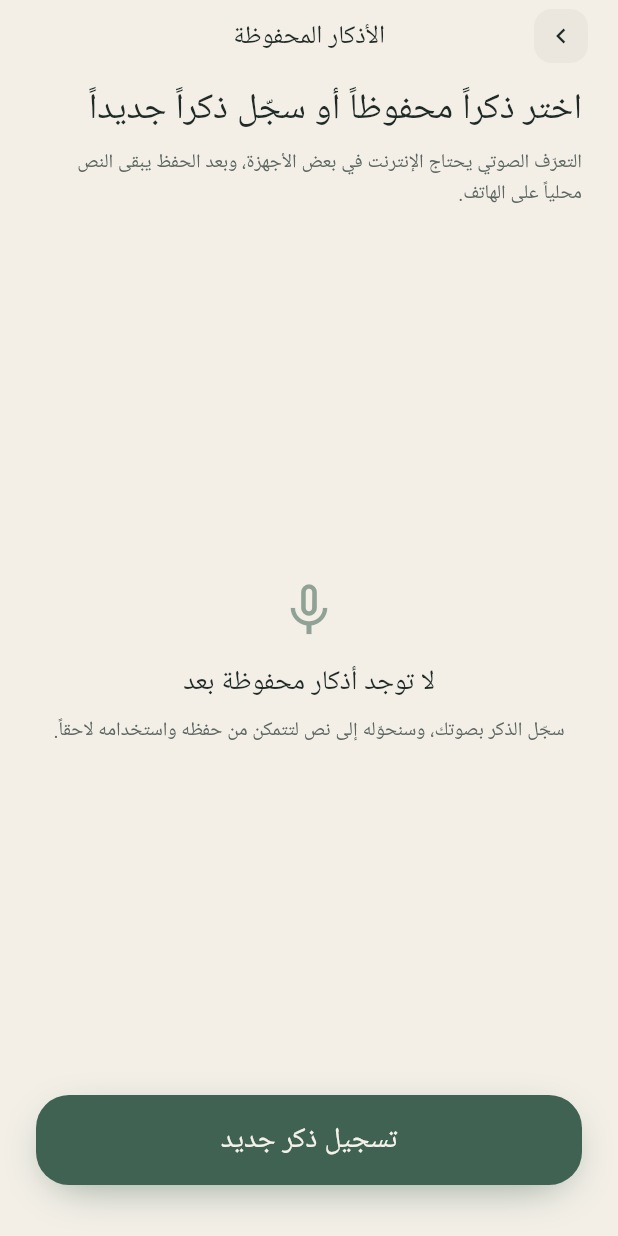
After one commit to arwasiari13/Dikri, a Flutter app: the DhikrLibraryScreen screen opened directly, on a phone screen of 412 x 824 dp. The commit adds this screen. Run offline on Flutter 3.47's test engine with Material 3 defaults, Android fonts, the phone set to English and light mode, and no system bars; our stand-ins replace shared_preferences, speech_to_text; accounts and stored records are empty.

Commit message:
Add voice recognition for saved dhikr

```diff
--- /dev/null
+++ b/flutter/lib/models/saved_dhikr.dart
@@ -0,0 +1,33 @@
+import 'dart:convert';
+
+class SavedDhikr {
+  final String id;
+  final String text;
+  final DateTime createdAt;
+
+  const SavedDhikr({
+    required this.id,
+    required this.text,
+    required this.createdAt,
+  });
+
+  Map<String, dynamic> toJson() => {
+        'id': id,
+        'text': text,
+        'createdAt': createdAt.toIso8601String(),
+      };
+
+  String encode() => jsonEncode(toJson());
+
+  factory SavedDhikr.fromJson(Map<String, dynamic> json) {
+    return SavedDhikr(
+      id: json['id'] as String,
+      text: json['text'] as String,
+      createdAt: DateTime.parse(json['createdAt'] as String),
+    );
+  }
+
+  factory SavedDhikr.decode(String value) {
+    return SavedDhikr.fromJson(jsonDecode(value) as Map<String, dynamic>);
+  }
+}
--- a/flutter/lib/models/session_record.dart
+++ b/flutter/lib/models/session_record.dart
@@ -4,11 +4,13 @@ class SessionRecord {
   final DateTime date;
   final int target;
   final int completed;
+  final String? dhikrText;
 
   const SessionRecord({
     required this.date,
     required this.target,
     required this.completed,
+    this.dhikrText,
   });
 
   bool get isComplete => completed >= target;
@@ -18,6 +20,7 @@ class SessionRecord {
         'date': date.toIso8601String(),
         'target': target,
         'completed': completed,
+        if (dhikrText != null && dhikrText!.isNotEmpty) 'dhikrText': dhikrText,
       };
 
   String encode() => jsonEncode(toJson());
@@ -27,6 +30,7 @@ class SessionRecord {
       date: DateTime.parse(json['date'] as String),
       target: (json['target'] as num).toInt(),
       completed: (json['completed'] as num).toInt(),
+      dhikrText: json['dhikrText'] as String?,
     );
   }
 
--- /dev/null
+++ b/flutter/lib/screens/dhikr_library_screen.dart
@@ -0,0 +1,226 @@
+import 'package:flutter/material.dart';
+
+import '../models/saved_dhikr.dart';
+import '../repositories/saved_dhikr_store.dart';
+import '../theme.dart';
+import '../utils.dart';
+import '../widgets/primary_button.dart';
+import '../widgets/top_bar.dart';
+import 'record_screen.dart';
+import 'repetition_screen.dart';
+
+class DhikrLibraryScreen extends StatefulWidget {
+  const DhikrLibraryScreen({super.key});
+
+  @override
+  State<DhikrLibraryScreen> createState() => _DhikrLibraryScreenState();
+}
+
+class _DhikrLibraryScreenState extends State<DhikrLibraryScreen> {
+  final _store = SavedDhikrStore();
+  late Future<List<SavedDhikr>> _dhikrsFuture = _store.load();
+
+  void _reload() {
+    setState(() => _dhikrsFuture = _store.load());
+  }
+
+  Future<void> _delete(SavedDhikr dhikr) async {
+    await _store.remove(dhikr.id);
+    if (mounted) _reload();
+  }
+
+  @override
+  Widget build(BuildContext context) {
+    return Scaffold(
+      backgroundColor: AppColors.bg,
+      body: SafeArea(
+        child: Column(
+          crossAxisAlignment: CrossAxisAlignment.start,
+          children: [
+            const TopBar(title: 'الأذكار المحفوظة'),
+            Padding(
+              padding: const EdgeInsets.fromLTRB(24, 8, 24, 14),
+              child: Column(
+                crossAxisAlignment: CrossAxisAlignment.start,
+                children: [
+                  Text(
+                    'اختر ذكراً محفوظاً أو سجّل ذكراً جديداً',
+                    style: AppFonts.kufi(
+                      size: 24,
+                      weight: FontWeight.w500,
+                      height: 1.35,
+                    ),
+                  ),
+                  const SizedBox(height: 8),
+                  Text(
+                    'التعرّف الصوتي يحتاج الإنترنت في بعض الأجهزة، وبعد الحفظ يبقى النص محلياً على الهاتف.',
+                    style: AppFonts.arabic(
+                      size: 13,
+                      color: AppColors.ink2,
+                      height: 1.55,
+                    ),
+                  ),
+                ],
+              ),
+            ),
+            Expanded(
+              child: FutureBuilder<List<SavedDhikr>>(
+                future: _dhikrsFuture,
+                builder: (context, snapshot) {
+                  final dhikrs = snapshot.data ?? const <SavedDhikr>[];
+                  if (snapshot.connectionState == ConnectionState.waiting) {
+                    return const Center(
+                      child: CircularProgressIndicator(color: AppColors.sage),
+                    );
+                  }
+                  if (dhikrs.isEmpty) return const _EmptySavedDhikrs();
+
+                  return ListView.separated(
+                    padding: const EdgeInsets.fromLTRB(20, 0, 20, 20),
+                    itemCount: dhikrs.length,
+                    separatorBuilder: (_, __) => const SizedBox(height: 10),
+                    itemBuilder: (context, index) {
+                      final dhikr = dhikrs[index];
+                      return _SavedDhikrCard(
+                        dhikr: dhikr,
+                        onUse: () => Navigator.push(
+                          context,
+                          MaterialPageRoute(
+                            builder: (_) => RepetitionScreen(
+                              recordedDuration: 3,
+                              dhikrText: dhikr.text,
+                            ),
+                          ),
+                        ),
+                        onDelete: () => _delete(dhikr),
+                      );
+                    },
+                  );
+                },
+              ),
+            ),
+            Padding(
+              padding: const EdgeInsets.fromLTRB(24, 0, 24, 34),
+              child: PrimaryButton(
+                label: 'تسجيل ذكر جديد',
+                onTap: () async {
+                  await Navigator.push(
+                    context,
+                    MaterialPageRoute(builder: (_) => const RecordScreen()),
+                  );
+                  if (mounted) _reload();
+                },
+              ),
+            ),
+          ],
+        ),
+      ),
+    );
+  }
+}
+
+class _SavedDhikrCard extends StatelessWidget {
+  final SavedDhikr dhikr;
+  final VoidCallback onUse;
+  final VoidCallback onDelete;
+
+  const _SavedDhikrCard({
+    required this.dhikr,
+    required this.onUse,
+    required this.onDelete,
+  });
+
+  @override
+  Widget build(BuildContext context) {
+    return Container(
+      padding: const EdgeInsets.all(16),
+      decoration: BoxDecoration(
+        color: AppColors.card,
+        borderRadius: BorderRadius.circular(18),
+        border: Border.all(color: AppColors.line),
+      ),
+      child: Column(
+        crossAxisAlignment: CrossAxisAlignment.start,
+        children: [
+          Text(
+            dhikr.text,
+            maxLines: 3,
+            overflow: TextOverflow.ellipsis,
+            style: AppFonts.arabic(
+              size: 16,
+              weight: FontWeight.w500,
+              height: 1.55,
+            ),
+          ),
+          const SizedBox(height: 12),
+          Row(
+            children: [
+              Expanded(
+                child: Text(
+                  '${toArabic(dhikr.createdAt.day)}/${toArabic(dhikr.createdAt.month)}',
+                  style: AppFonts.arabic(size: 12, color: AppColors.ink3),
+                ),
+              ),
+              IconButton(
+                tooltip: 'حذف',
+                onPressed: onDelete,
+                icon: const Icon(Icons.delete_outline, size: 20),
+                color: AppColors.ink3,
+              ),
+              TextButton(
+                onPressed: onUse,
+                child: Text(
+                  'استخدام',
+                  style: AppFonts.kufi(
+                    size: 13,
+                    color: AppColors.sage,
+                    weight: FontWeight.w500,
+                  ),
+                ),
+              ),
+            ],
+          ),
+        ],
+      ),
+    );
+  }
+}
+
+class _EmptySavedDhikrs extends StatelessWidget {
+  const _EmptySavedDhikrs();
+
+  @override
+  Widget build(BuildContext context) {
+    return Center(
+      child: Padding(
+        padding: const EdgeInsets.symmetric(horizontal: 34),
+        child: Column(
+          mainAxisSize: MainAxisSize.min,
+          children: [
+            Icon(
+              Icons.mic_none,
+              color: AppColors.sage.withOpacity(0.55),
+              size: 42,
+            ),
+            const SizedBox(height: 14),
+            Text(
+              'لا توجد أذكار محفوظة بعد',
+              textAlign: TextAlign.center,
+              style: AppFonts.kufi(size: 18, weight: FontWeight.w500),
+            ),
+            const SizedBox(height: 8),
+            Text(
+              'سجّل الذكر بصوتك، وسنحوّله إلى نص لتتمكن من حفظه واستخدامه لاحقاً.',
+              textAlign: TextAlign.center,
+              style: AppFonts.arabic(
+                size: 13,
+                color: AppColors.ink2,
+                height: 1.6,
+              ),
+            ),
+          ],
+        ),
+      ),
+    );
+  }
+}
--- a/flutter/lib/screens/ready_screen.dart
+++ b/flutter/lib/screens/ready_screen.dart
@@ -7,11 +7,13 @@ import 'session_screen.dart';
 class ReadyScreen extends StatelessWidget {
   final int total;
   final double recordedDuration;
+  final String? dhikrText;
 
   const ReadyScreen({
     super.key,
     required this.total,
     required this.recordedDuration,
+    this.dhikrText,
   });
 
   @override
@@ -155,6 +157,7 @@ class ReadyScreen extends StatelessWidget {
                     builder: (_) => SessionScreen(
                       total: total,
                       recordedDuration: recordedDuration,
+                      dhikrText: dhikrText,
                     ),
                   ),
                 ),
--- a/flutter/lib/screens/session_screen.dart
+++ b/flutter/lib/screens/session_screen.dart
@@ -12,11 +12,13 @@ import 'history_screen.dart';
 class SessionScreen extends StatefulWidget {
   final int total;
   final double recordedDuration;
+  final String? dhikrText;
 
   const SessionScreen({
     super.key,
     required this.total,
     required this.recordedDuration,
+    this.dhikrText,
   });
 
   @override
@@ -98,6 +100,7 @@ class _SessionScreenState extends State<SessionScreen>
         date: DateTime.now(),
         target: widget.total,
         completed: completed.clamp(0, widget.total),
+        dhikrText: widget.dhikrText,
       ),
     );
   }
--- a/flutter/lib/screens/welcome_screen.dart
+++ b/flutter/lib/screens/welcome_screen.dart
@@ -2,7 +2,7 @@ import 'package:flutter/material.dart';
 import '../theme.dart';
 import '../widgets/wordmark.dart';
 import '../widgets/primary_button.dart';
-import 'record_screen.dart';
+import 'dhikr_library_screen.dart';
 import 'history_screen.dart';
 
 class WelcomeScreen extends StatelessWidget {
@@ -45,7 +45,9 @@ class WelcomeScreen extends StatelessWidget {
                     label: 'ابدأ التسجيل',
                     onTap: () => Navigator.push(
                       context,
-                      MaterialPageRoute(builder: (_) => const RecordScreen()),
+                      MaterialPageRoute(
+                        builder: (_) => const DhikrLibraryScreen(),
+                      ),
                     ),
                   ),
                 ),
--- a/flutter/pubspec.yaml
+++ b/flutter/pubspec.yaml
@@ -10,6 +10,7 @@ dependencies:
   flutter:
     sdk: flutter
   shared_preferences: ^2.5.5
+  speech_to_text: ^7.4.0
 
 dev_dependencies:
   flutter_test:
```
Also changed, not shown: flutter/lib/repositories/saved_dhikr_store.dart (added, +47 -0 lines), flutter/lib/screens/record_screen.dart (+245 -98 lines), flutter/lib/screens/repetition_screen.dart (+7 -1 lines), flutter/pubspec.lock, 2 other files.
